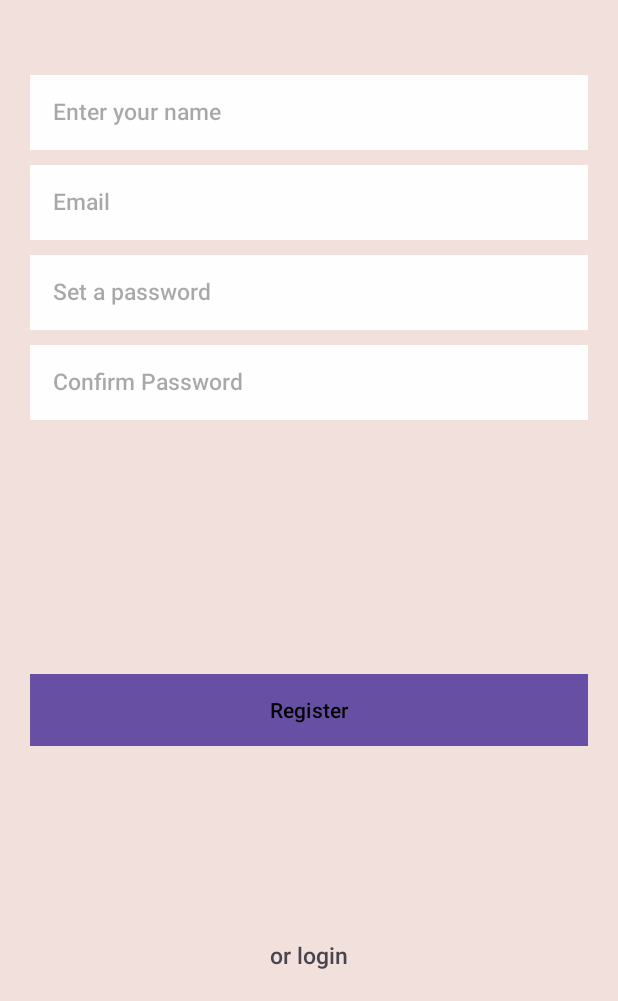
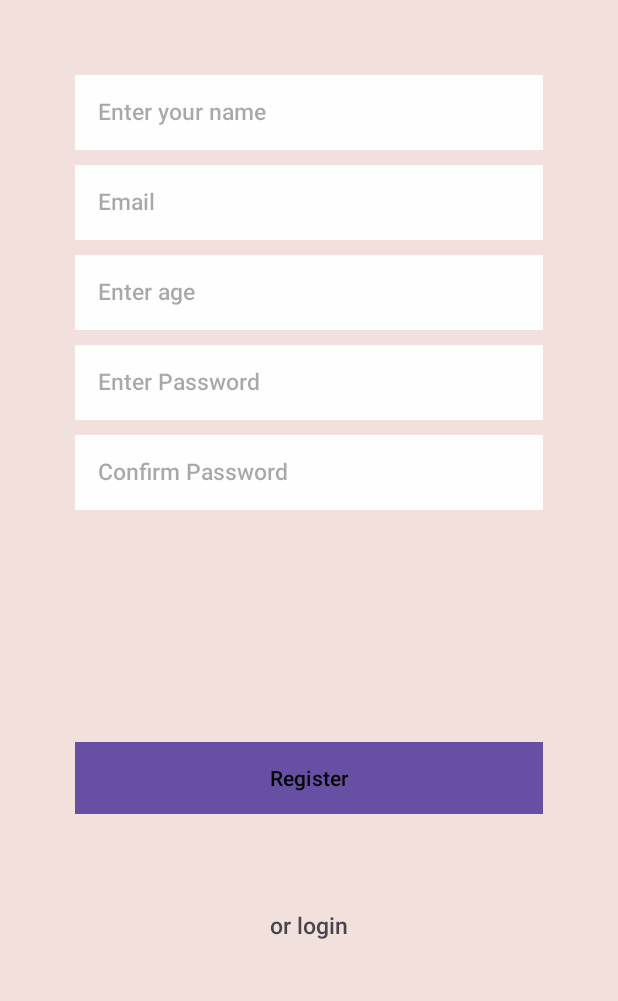
Before and after one commit to EqualOpportuna/EOAPP, an Android app: the sign_up screen opened directly, with no data from a screen before it, on a phone screen of 412 x 824 dp, the part 235-1236 px from its top. Run offline under Robolectric (Android 15) with nearby library versions, the light colour scheme and no system bars.

Commit message:
updated sign up page
1. Fixed margins issues, textbox further from borders
2. Added new text edit view, for user age

```diff
--- a/app/src/main/res/layout/sign_up.xml
+++ b/app/src/main/res/layout/sign_up.xml
@@ -38,8 +38,8 @@
             android:id="@+id/et_name"
             android:layout_width="match_parent"
             android:layout_height="50dp"
-            android:layout_marginLeft="20dp"
-            android:layout_marginRight="20dp"
+            android:layout_marginLeft="50dp"
+            android:layout_marginRight="50dp"
             android:layout_marginBottom="10dp"
             android:background="#FEFEFE"
             android:fontFamily="sans-serif-medium"
@@ -52,8 +52,8 @@
             android:id="@+id/et_email"
             android:layout_width="match_parent"
             android:layout_height="50dp"
-            android:layout_marginLeft="20dp"
-            android:layout_marginRight="20dp"
+            android:layout_marginLeft="50dp"
+            android:layout_marginRight="50dp"
             android:layout_marginBottom="10dp"
             android:background="#FEFEFE"
             android:fontFamily="sans-serif-medium"
@@ -63,25 +63,40 @@
             android:textSize="15sp" />
 
         <EditText
+            android:id="@+id/et_age"
+            android:layout_width="match_parent"
+            android:layout_height="50dp"
+            android:layout_marginLeft="50dp"
+            android:layout_marginRight="50dp"
+            android:layout_marginBottom="10dp"
+            android:background="#FEFEFE"
+            android:fontFamily="sans-serif-medium"
+            android:hint="Enter age "
+            android:inputType="number"
+            android:padding="15dp"
+            android:textSize="15sp" />
+
+        <EditText
             android:id="@+id/et_password"
             android:layout_width="match_parent"
             android:layout_height="50dp"
-            android:layout_marginLeft="20dp"
-            android:layout_marginRight="20dp"
-            android:layout_marginBottom="10dp"
+            android:layout_marginLeft="50dp"
+            android:layout_marginRight="50dp"
             android:background="#FEFEFE"
             android:fontFamily="sans-serif-medium"
-            android:hint="Set a password"
+            android:hint="Enter Password"
             android:inputType="textPassword"
             android:padding="15dp"
             android:textSize="15sp" />
 
         <EditText
-            android:id="@+id/et_repassword"
+            android:id="@+id/et_confPassword"
             android:layout_width="match_parent"
             android:layout_height="50dp"
-            android:layout_marginLeft="20dp"
-            android:layout_marginRight="20dp"
+            android:layout_marginLeft="50dp"
+            android:layout_marginRight="50dp"
+            android:layout_marginTop="10dp"
+            android:layout_marginBottom="30dp"
             android:background="#FEFEFE"
             android:fontFamily="sans-serif-medium"
             android:hint="Confirm Password"
@@ -99,9 +114,9 @@
                 android:layout_width="match_parent"
                 android:layout_height="wrap_content"
                 android:layout_centerInParent="true"
-                android:layout_marginLeft="20dp"
-                android:layout_marginRight="20dp"
-                android:layout_marginBottom="30dp"
+                android:layout_marginLeft="50dp"
+                android:layout_marginRight="50dp"
+                android:layout_marginBottom="10dp"
                 android:background="#FB7F79"
                 android:fontFamily="sans-serif-medium"
                 android:text="Register"
@@ -113,7 +128,7 @@
                 android:layout_height="wrap_content"
                 android:layout_alignParentBottom="true"
                 android:layout_centerHorizontal="true"
-                android:layout_marginBottom="20dp"
+                android:layout_marginBottom="40dp"
                 android:fontFamily="sans-serif-medium"
                 android:text="or login"
                 android:textSize="15sp" />
```
Lines whose indentation alone changed are shown as unchanged.
